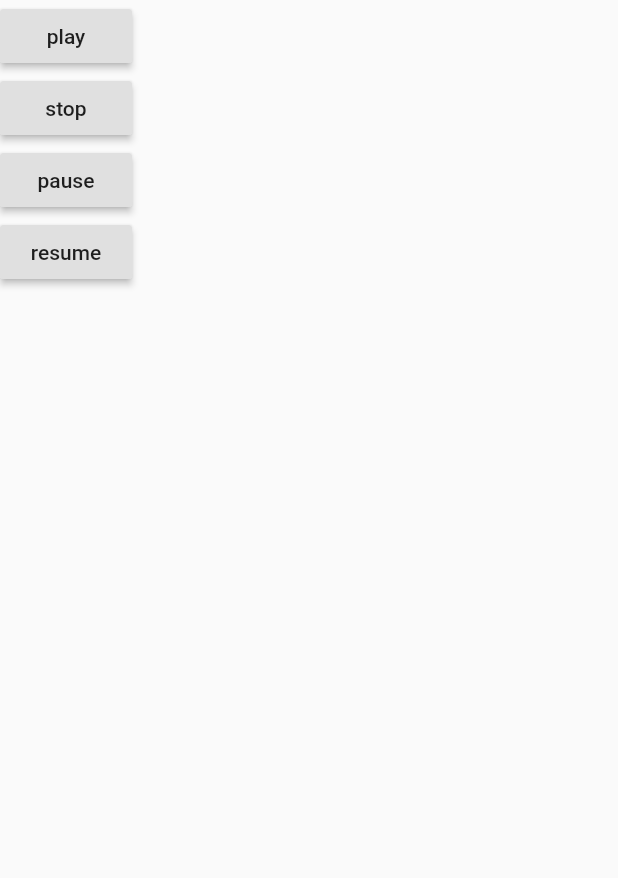
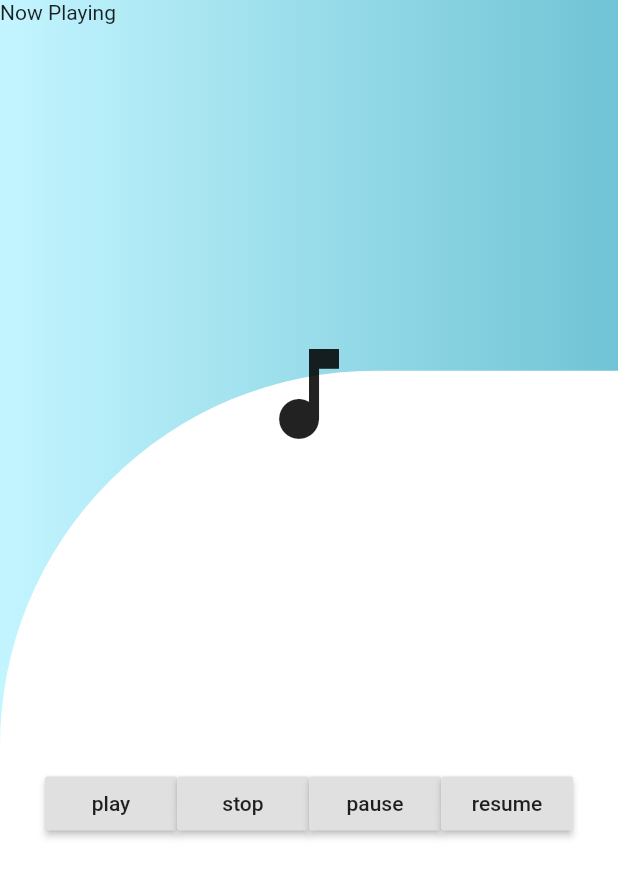
Before and after one commit to satyaroutray1/music_player, a Flutter app: the PlayMusic screen opened directly, on a phone screen of 412 x 824 dp. Shown: the top 878 px of the screen. Run offline on Flutter 3.47's test engine with Material 2 defaults, Android fonts, the phone set to English and light mode, and no system bars; our stand-ins replace audioplayers; missing offline and left inert: audio_manager, dart:ffi, flutter_audio_query.

Commit message:
music page layout design

```diff
--- a/lib/SongWidget.dart
+++ b/lib/SongWidget.dart
@@ -19,16 +19,11 @@ class _SongWidgetState extends State<SongWidget> with TickerProviderStateMixin {
   @override
   void initState() {
     super.initState();
-    /*playFABController =
-        AnimationController(vsync: this, duration: Duration(milliseconds: 300));
-
-     */
   }
 
   @override
   void dispose() {
     super.dispose();
-    //playFABController.dispose();
   }
 
   @override
--- a/lib/playmusic.dart
+++ b/lib/playmusic.dart
@@ -1,3 +1,5 @@
+import 'dart:ffi';
+
 import 'package:audioplayers/audio_cache.dart';
 import 'package:audioplayers/audioplayers.dart';
 import 'package:flutter/material.dart';
@@ -28,7 +30,42 @@ class _PlayMusicState extends State<PlayMusic> {
     return SafeArea(
         child: Scaffold(
             body: Container(
-              child: Column(
+              height: double.infinity,
+              decoration: new BoxDecoration(
+                gradient: new LinearGradient(
+                    colors: [
+                      const Color(0xFFC3F5FF),
+                      const Color(0xFF70C4D5),
+                    ],
+                    begin: const FractionalOffset(0.0, 0.0),
+                    end: const FractionalOffset(1.0, 0.0),
+                    stops: [0.0, 1.0],
+                    tileMode: TileMode.clamp),
+              ),
+              child: Stack(
+                children: [
+                  Container(
+                    height: MediaQuery.of(context).size.height*.3,
+
+                    child: Text('Now Playing'),
+                  ),
+
+                  Container(
+                    padding: new EdgeInsets.only(
+                      top: MediaQuery.of(context).size.height * .3,),
+                    child: Container(
+                      //color: Colors.white,
+                    height: double.infinity,
+                      decoration: BoxDecoration(
+                        color: Colors.white,
+
+                        borderRadius: BorderRadius.only(
+                            topLeft: Radius.circular(250),
+                          ),
+
+                      ),
+                    child: Row(
+                      mainAxisAlignment: MainAxisAlignment.center,
                         children: [
                           RaisedButton(
                             child: Text('play'),
@@ -61,6 +98,23 @@ class _PlayMusicState extends State<PlayMusic> {
 
                         ],
                       ),
+                    ),
+                  ),
+                  Container(
+                      padding: EdgeInsets.only(
+                        top: MediaQuery.of(context).size.height * .27,
+
+                      ),
+                      width: double.infinity,
+                      child: Column(
+                        crossAxisAlignment: CrossAxisAlignment.center,
+                        children: [
+                          Icon(Icons.music_note, size: 80,)
+                        ],
+                      )
+                  ),
+                ],
+              ),
             )));
   }
 }
```
Lines whose indentation alone changed are shown as unchanged.
